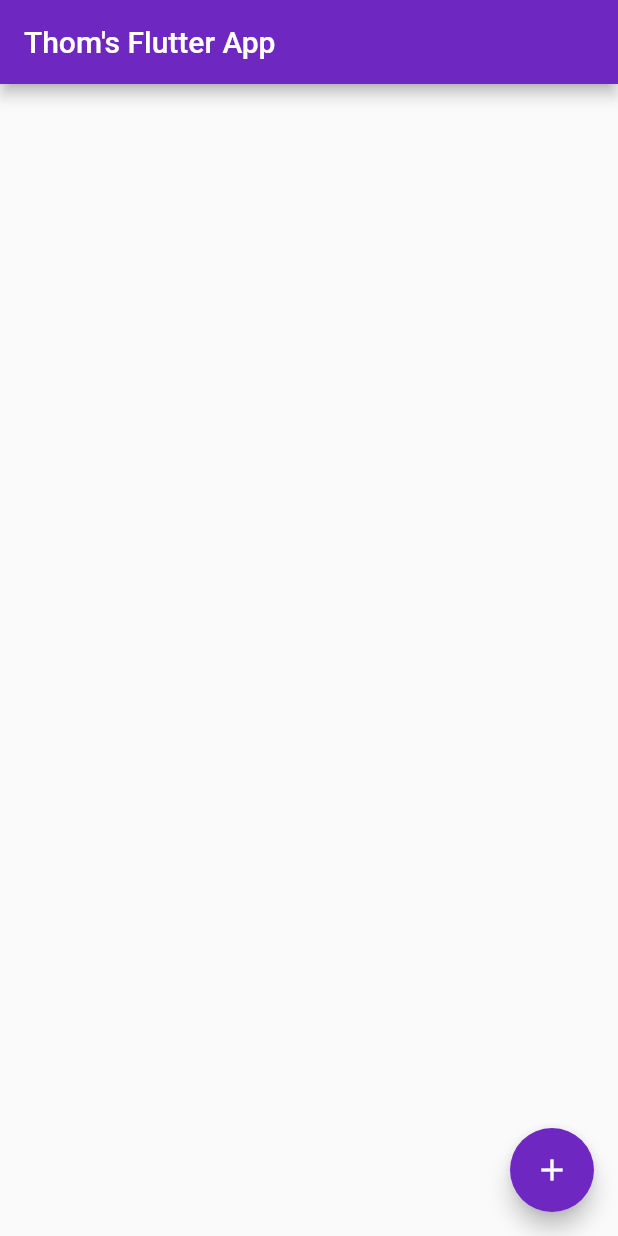
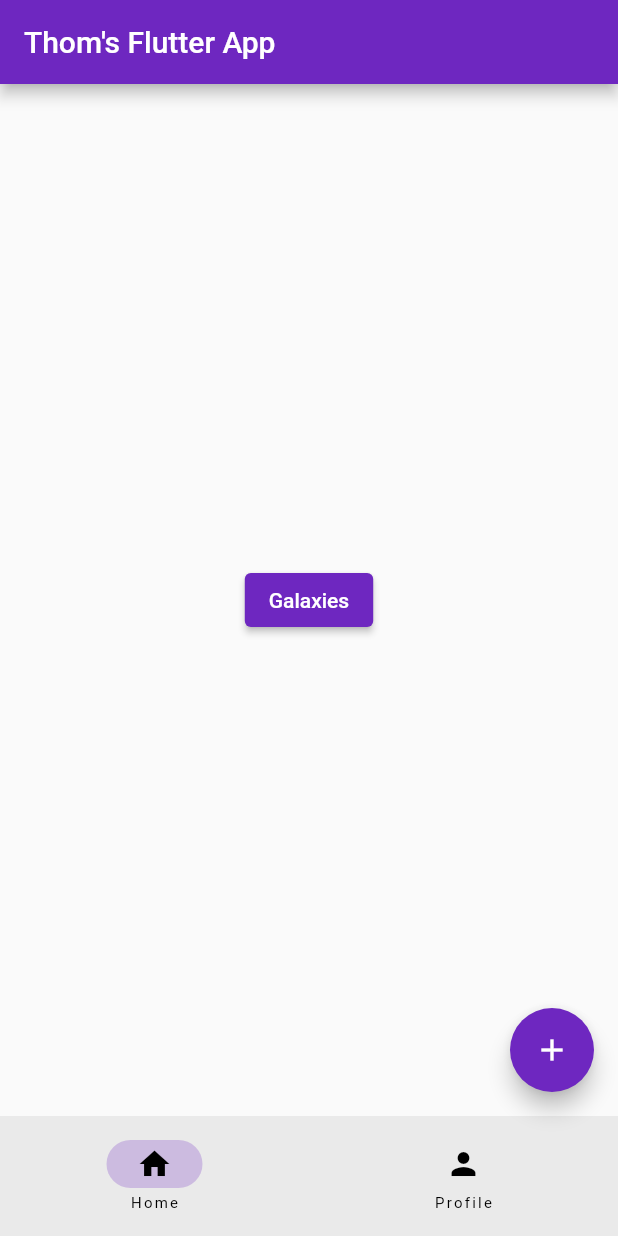
Before and after one commit to ThomPoppins/Flutter-Navigation-App, a Flutter app: the screen it shows after launch, on a phone screen of 412 x 824 dp. Run offline on Flutter 3.47's test engine with Material 2 defaults, Android fonts, the phone set to English and light mode, and no system bars.

Commit message:
Add Galaxies page to the app and navigate to and from it by clicking buttons.

```diff
--- /dev/null
+++ b/lib/home_page.dart
@@ -0,0 +1,22 @@
+import 'package:flutter/material.dart';
+import 'package:flutter_navigation_app/learn_flutter_page.dart';
+
+class HomePage extends StatelessWidget {
+  const HomePage({super.key});
+
+  @override
+  Widget build(BuildContext context) {
+    return Center(
+      child: ElevatedButton(
+        onPressed: () {
+          Navigator.of(context).push(
+            MaterialPageRoute(
+              builder: (BuildContext context) => const LearnFlutterPage(),
+            ),
+          );
+        },
+        child: const Text("Galaxies"),
+      ),
+    );
+  }
+}
--- a/lib/main.dart
+++ b/lib/main.dart
@@ -1,4 +1,5 @@
 import 'package:flutter/material.dart';
+import 'package:flutter_navigation_app/home_page.dart';
 
 void main() {
   runApp(const MyApp());
@@ -45,6 +46,8 @@ class RootPage extends StatefulWidget {
 
 // Root application page state
 class _RootPageState extends State<RootPage> {
+  int currentPage = 0;
+
   // Build method for the state
   @override
   Widget build(BuildContext context) {
@@ -55,6 +58,7 @@ class _RootPageState extends State<RootPage> {
         // AppBar title
         title: const Text("Thom's Flutter App"),
       ),
+      body: const HomePage(),
       // Add button floating on the body
       floatingActionButton: FloatingActionButton(
         onPressed: () {
@@ -62,6 +66,19 @@ class _RootPageState extends State<RootPage> {
         },
         child: const Icon(Icons.add),
       ),
+      // Bottom navigation bar
+      bottomNavigationBar: NavigationBar(
+        destinations: const [
+          NavigationDestination(icon: Icon(Icons.home), label: "Home"),
+          NavigationDestination(icon: Icon(Icons.person), label: "Profile"),
+        ],
+        onDestinationSelected: (int index) {
+          setState(() {
+            currentPage = index;
+          });
+        },
+        selectedIndex: currentPage,
+      ),
     );
   }
 }
```
Also changed, not shown: lib/learn_flutter_page.dart (added, +114 -0 lines), pubspec.yaml (+4 -6 lines), images/2023-09-27 11_25_37-home_page.dart - flutter_navigation_app - Visual Studio Code.jpg (added), images/2023-09-27 11_30_43-learn_flutter_page.dart - flutter_navigation_app - Visual Studio Code.jpg (added), images/galaxy.jpg (added).
